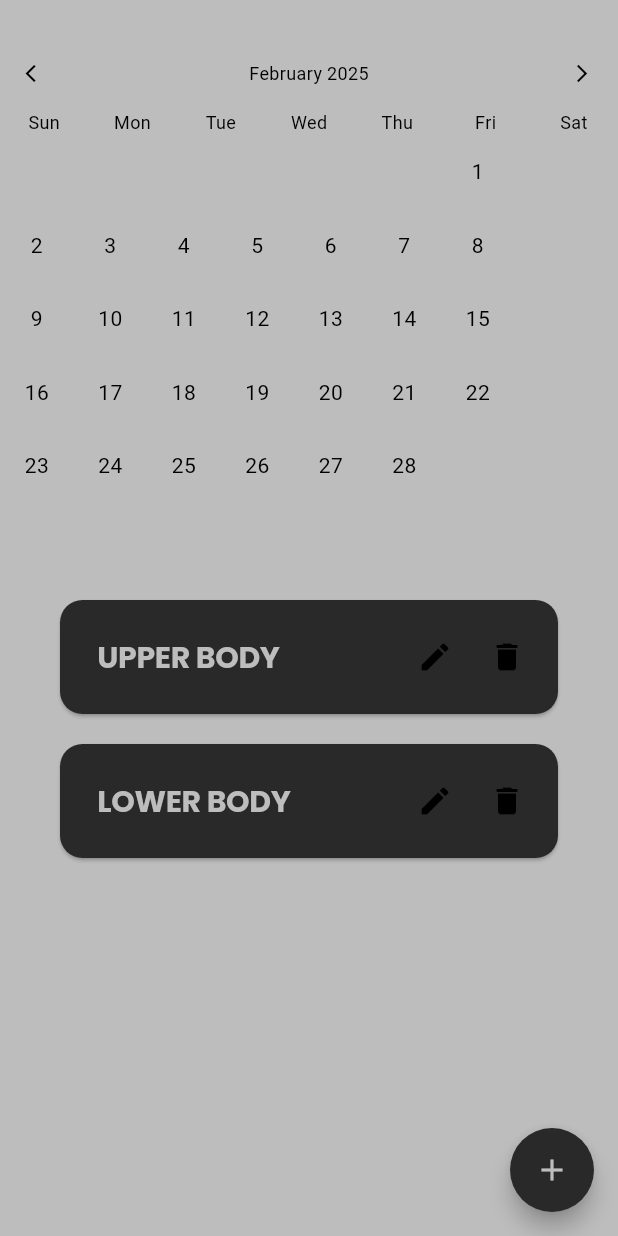
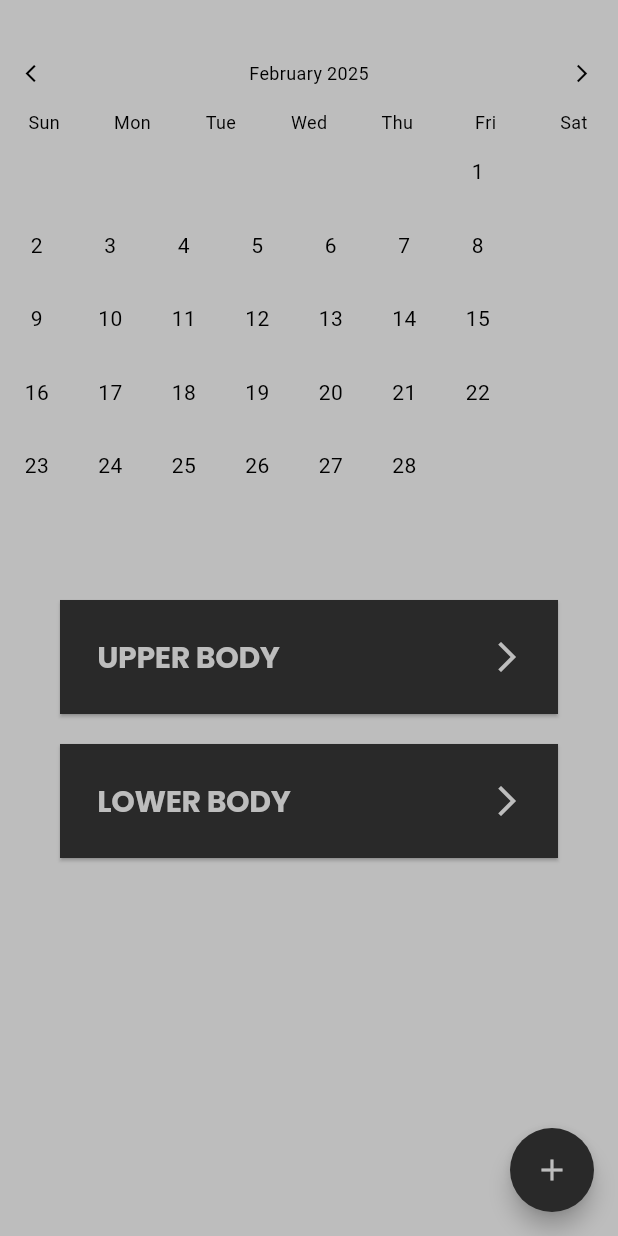
Before and after one commit to DevAidanH/WorkoutTracker, a Flutter app: the Homepage screen opened directly, on a phone screen of 412 x 824 dp. Run offline on Flutter 3.47's test engine with Material 3 defaults, Android fonts, the phone set to English and light mode, and no system bars; drawn by our look-alikes of flutter_slidable; our stand-ins replace flutter_heatmap_calendar, google_fonts, hive, hive_flutter; accounts and stored records are empty.

Commit message:
UI updates from alpha test

```diff
--- a/lib/components/heatmap.dart
+++ b/lib/components/heatmap.dart
@@ -20,13 +20,15 @@ class myHeatmap extends StatelessWidget {
         margin: EdgeInsets.all(2),
         size: 45,
         textColor: Colors.black,
-        defaultColor: Colors.grey[400],
+        defaultColor: Theme.of(context).colorScheme.surface,
         weekTextColor: Colors.black,
-        colorsets: const{
-          1: Color(0xFFA3EE5B),
-          2: Color(0xFF66D855),
-          3: Color(0xFF40BA0F),
-          4: Color(0xFF188300)
+        colorsets: {
+          1: Color(0xFF5DA349).withAlpha(43),
+          2: Color(0xFF5DA349).withAlpha(85),
+          3: Color(0xFF5DA349).withAlpha(128),
+          4: Color(0xFF5DA349).withAlpha(170),
+          5: Color(0xFF5DA349).withAlpha(213),
+          6: Color(0xFF5DA349).withAlpha(255),
         }
       ),
     );
--- a/lib/components/workout_tile.dart
+++ b/lib/components/workout_tile.dart
@@ -1,4 +1,5 @@
 import 'package:flutter/material.dart';
+import 'package:flutter_slidable/flutter_slidable.dart';
 import 'package:provider/provider.dart';
 import 'package:workout_tracker/data/workout_data.dart';
 import 'package:workout_tracker/pages/workoutpage.dart';
@@ -15,12 +16,31 @@ class WorkoutTile extends StatelessWidget {
       builder: (context, value, child) => Card(
         color: Theme.of(context).colorScheme.primary,
         margin: EdgeInsets.all(10),
-        shape: RoundedRectangleBorder(borderRadius: BorderRadius.circular(15)),
-        child: ListTile(
+        shape: RoundedRectangleBorder(borderRadius: BorderRadius.circular(0)),
+        child: Slidable(
+          endActionPane: ActionPane(
+            motion: StretchMotion(),
+            children: [
+              SlidableAction(
+                onPressed: (context){
+                  value.editworkout(workoutName, context);
+                },
+                backgroundColor: Color(0xFF3d3d3d),
+                icon: (Icons.edit),
+                foregroundColor: Theme.of(context).colorScheme.surface,
+              ),
+              SlidableAction(
+                onPressed: (context){
+                  value.deleteWorkout(workoutName, context);
+                },
+                backgroundColor: Color(0xFFcf4742),
+                icon: Icons.delete,
+                foregroundColor: Theme.of(context).colorScheme.surface,
+              ),
+            ]
+          ),
+          child: ListTile(
           contentPadding: EdgeInsets.all(10),
-          onTap: (){
-            Navigator.push(context, MaterialPageRoute(builder: (context) => Workoutpage(workoutName: workoutName,)));
-          },
           title: Padding(
             padding: EdgeInsets.symmetric(horizontal: 15),
             child: Text(workoutName.toUpperCase(), style: Theme.of(context).textTheme.displayLarge)
@@ -29,22 +49,14 @@ class WorkoutTile extends StatelessWidget {
               mainAxisSize: MainAxisSize.min,
               children: [
                 IconButton(
-                  icon: Icon(Icons.edit),
-                  onPressed: () => value.editworkout(workoutName, context),
-                ),
-                IconButton(
-                  icon: Icon(Icons.delete),
-                  onPressed: () => value.deleteWorkout(workoutName, context),
-                ),
-                /*IconButton(
                   onPressed: (){
                     Navigator.push(context, MaterialPageRoute(builder: (context) => Workoutpage(workoutName: workoutName,)));
                   },
                   icon: Icon(Icons.arrow_forward_ios), color: Theme.of(context).colorScheme.surface,
-                ), */
+                ),
               ],
             ),
-        ),
+        )),
       )
     );
   }
--- a/lib/pages/homepage.dart
+++ b/lib/pages/homepage.dart
@@ -31,6 +31,7 @@ class _HomepageState extends State<Homepage> {
         backgroundColor: Theme.of(context).colorScheme.primary,
         content: TextField(
           controller: newWorkoutNameController,
+          style: TextStyle(color: Theme.of(context).colorScheme.surface),
           decoration: InputDecoration(border: UnderlineInputBorder(), labelText: "Enter workout name here...", labelStyle: Theme.of(context).textTheme.displaySmall),
         ),
         actions: [
@@ -48,11 +49,6 @@ class _HomepageState extends State<Homepage> {
         )
     );
   }
-
-  //Go to workout page
-  /*void goToWorkoutPage(String workoutName){
-    Navigator.push(context, MaterialPageRoute(builder: (context) => Workoutpage(workoutName: workoutName,)));
-  }*/
 
   //Save workout
   void save(){
--- a/lib/themes/themes.dart
+++ b/lib/themes/themes.dart
@@ -29,6 +29,11 @@ ThemeData lightmode = ThemeData(
       fontSize: 25,
       fontWeight: FontWeight.bold,
       color: Color(0xFFBDBDBD)
+    ),
+    titleMedium: GoogleFonts.poppins(
+      fontSize: 60,
+      fontWeight: FontWeight.bold,
+      color: Color(0xFF292929)
     )
   )
 );
--- a/pubspec.yaml
+++ b/pubspec.yaml
@@ -39,6 +39,7 @@ dependencies:
   hive_flutter:
   flutter_heatmap_calendar:
   google_fonts:
+  flutter_slidable: 4.0.0
 
 dev_dependencies:
   flutter_test:
@@ -63,8 +64,8 @@ flutter:
   uses-material-design: true
 
   # To add assets to your application, add an assets section, like this:
-  # assets:
-  #   - images/a_dot_burr.jpeg
+  assets:
+     - lib/Images/logo.png
   #   - images/a_dot_ham.jpeg
 
   # An image asset can refer to one or more resolution-specific "variants", see
```
Also changed, not shown: lib/components/exercise_tile.dart (+32 -15 lines), lib/pages/login.dart (+14 -6 lines), lib/pages/workoutpage.dart (+12 -7 lines), lib/Images/logo.png (added), pubspec.lock.
